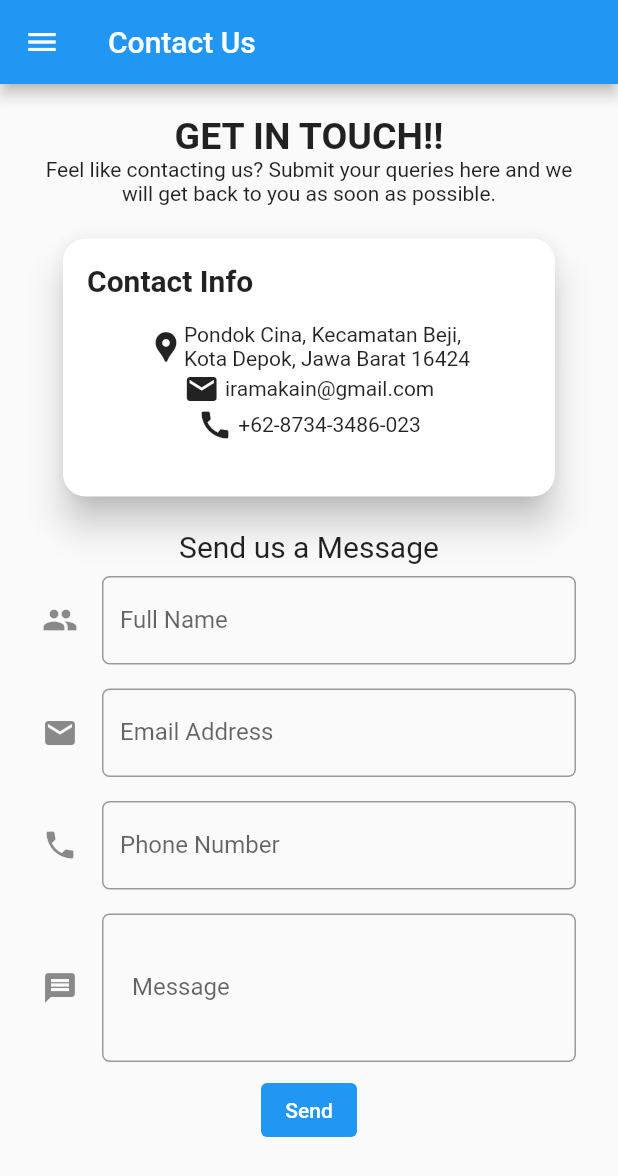
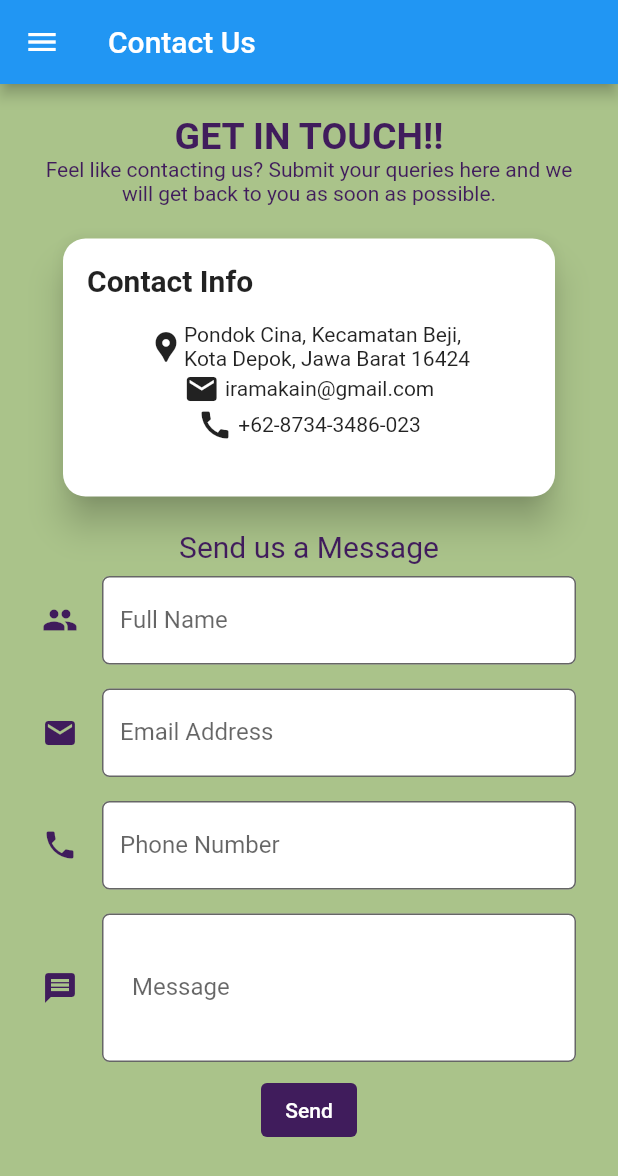
Before and after one commit to E04-PBP/e04-tugas-akhir, a Flutter app: the MyPartnershipPage screen opened directly, on a phone screen of 412 x 824 dp. Shown: the top 1176 px of the screen. Run offline on Flutter 3.47's test engine with Material 2 defaults, Android fonts, the phone set to English and light mode, and no system bars; missing offline and left inert: pbp_django_auth.

Commit message:
Update page partnership

```diff
--- a/lib/Partnership/page/partnership.dart
+++ b/lib/Partnership/page/partnership.dart
@@ -20,6 +20,7 @@ class _MyPartnershipPageState extends State<MyPartnershipPage> {
     @override
     Widget build(BuildContext context) {
         return Scaffold(
+          backgroundColor: const Color.fromRGBO(170, 195, 138, 1),
             appBar: AppBar(
                 title: Text('Contact Us'),
             ),
@@ -33,9 +34,9 @@ class _MyPartnershipPageState extends State<MyPartnershipPage> {
                         mainAxisAlignment: MainAxisAlignment.center,
                         children: <Widget>[
 
-                          Text('GET IN TOUCH!!', style: TextStyle(fontSize: 25, fontWeight: FontWeight.bold)),
+                          Text('GET IN TOUCH!!', style: TextStyle(fontSize: 25, fontWeight: FontWeight.bold, color: Color.fromRGBO(64, 28, 92, 1))),
                           Text("Feel like contacting us? Submit your queries here and we will get back to you as soon as possible.",
-                          textAlign: TextAlign.center),
+                          textAlign: TextAlign.center, style: TextStyle(color: Color.fromRGBO(64, 28, 92, 1))),
 
                           Padding(
                             padding: const EdgeInsets.all(8.0),
@@ -85,17 +86,19 @@ class _MyPartnershipPageState extends State<MyPartnershipPage> {
                               )
                             ),
 
-                          Text('Send us a Message', style: TextStyle(fontSize: 20)),
+                          Text('Send us a Message', style: TextStyle(fontSize: 20, color: Color.fromRGBO(64, 28, 92, 1)),),
 
                           Padding(
                             // Menggunakan padding sebesar 8 pixels
                             padding: const EdgeInsets.all(8.0),
                             child: TextFormField(
                                 decoration: InputDecoration(
+                                    filled: true,
+                                    fillColor: Colors.white,
                                     hintText: "Ex: Rama",
                                     labelText: "Full Name",
                                     // Menambahkan icon agar lebih intuitif
-                                    icon: const Icon(Icons.people),
+                                    icon: const Icon(Icons.people, color: Color.fromRGBO(64, 28, 92, 1)),
                                     // Menambahkan circular border agar lebih rapi
                                     border: OutlineInputBorder(
                                         borderRadius: BorderRadius.circular(5.0),
@@ -127,10 +130,12 @@ class _MyPartnershipPageState extends State<MyPartnershipPage> {
                             padding: const EdgeInsets.all(8.0),
                             child: TextFormField(
                                 decoration: InputDecoration(
+                                    filled: true,
+                                    fillColor: Colors.white,
                                     hintText: "Ex: ramakain@gmail.com",
                                     labelText: "Email Address",
                                     // Menambahkan icon agar lebih intuitif
-                                    icon: const Icon(Icons.mail),
+                                    icon: const Icon(Icons.mail, color: Color.fromRGBO(64, 28, 92, 1)),
                                     // Menambahkan circular border agar lebih rapi
                                     border: OutlineInputBorder(
                                         borderRadius: BorderRadius.circular(5.0),
@@ -162,10 +167,12 @@ class _MyPartnershipPageState extends State<MyPartnershipPage> {
                             padding: const EdgeInsets.all(8.0),
                             child: TextFormField(
                                 decoration: InputDecoration(
+                                    filled: true,
+                                    fillColor: Colors.white,
                                     hintText: "Ex: 082235002091",
                                     labelText: "Phone Number",
                                     // Menambahkan icon agar lebih intuitif
-                                    icon: const Icon(Icons.phone),
+                                    icon: const Icon(Icons.phone, color: Color.fromRGBO(64, 28, 92, 1)),
                                     // Menambahkan circular border agar lebih rapi
                                     border: OutlineInputBorder(
                                         borderRadius: BorderRadius.circular(5.0),
@@ -197,10 +204,12 @@ class _MyPartnershipPageState extends State<MyPartnershipPage> {
                             padding: const EdgeInsets.all(8.0),
                             child: TextFormField(
                                 decoration: InputDecoration(
+                                    filled: true,
+                                    fillColor: Colors.white,
                                     hintText: "Ex: Mari bekerja sama!",
                                     labelText: "Message",
                                     // Menambahkan icon agar lebih intuitif
-                                    icon: const Icon(Icons.message),
+                                    icon: const Icon(Icons.message, color: Color.fromRGBO(64, 28, 92, 1)),
                                     contentPadding:
                                       EdgeInsets.symmetric(vertical: 40, horizontal: 20),
                                     // Menambahkan circular border agar lebih rapi
@@ -235,7 +244,7 @@ class _MyPartnershipPageState extends State<MyPartnershipPage> {
                             style: TextStyle(color: Colors.white),
                           ),
                           style: ButtonStyle(
-                            backgroundColor: MaterialStateProperty.all(Colors.blue),
+                            backgroundColor: MaterialStateProperty.all(Color.fromRGBO(64, 28, 92, 1)),
                           ),
                           onPressed: () {
                             if (_formKey.currentState!.validate()) {
```
